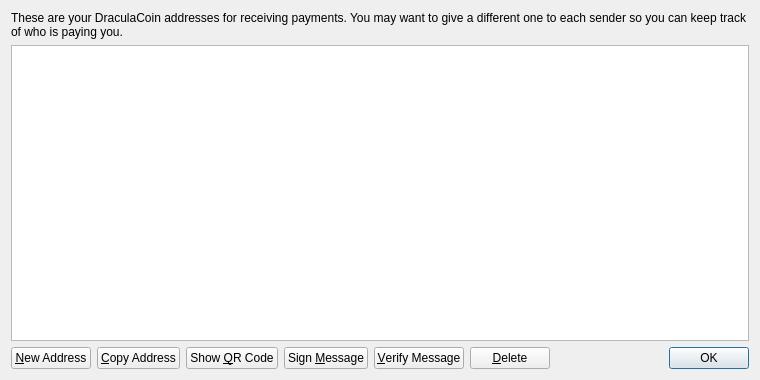
First picture: the form in src/qt/forms/addressbookpage.ui, repository dracula2017/btcb, before the edit.
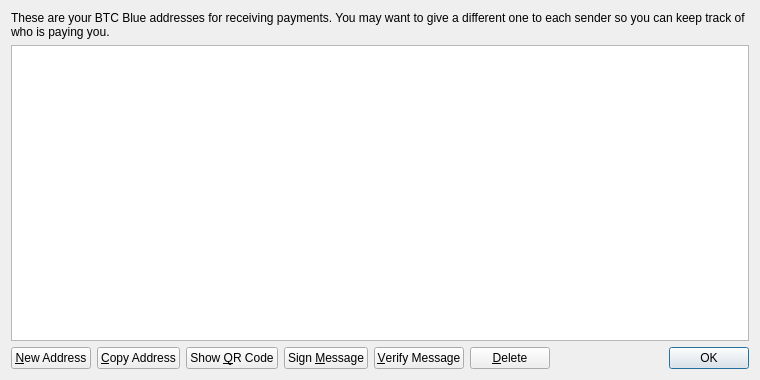
Second picture: the form after the edit.

Commit message: Rebrand to Bitcoin Blue

Patch:
```diff
--- a/src/qt/forms/addressbookpage.ui
+++ b/src/qt/forms/addressbookpage.ui
@@ -17,7 +17,7 @@
    <item>
     <widget class="QLabel" name="labelExplanation">
      <property name="text">
-      <string>These are your DraculaCoin addresses for receiving payments. You may want to give a different one to each sender so you can keep track of who is paying you.</string>
+      <string>These are your BTC Blue addresses for receiving payments. You may want to give a different one to each sender so you can keep track of who is paying you.</string>
      </property>
      <property name="textFormat">
       <enum>Qt::PlainText</enum>
```
Left out of the diff: 4 changed lines with no effect on the pictures. The commit also changes 129 other files.
